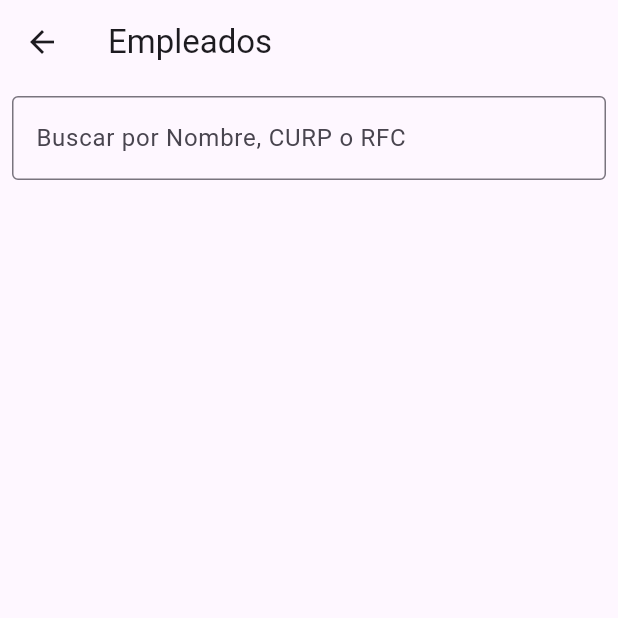
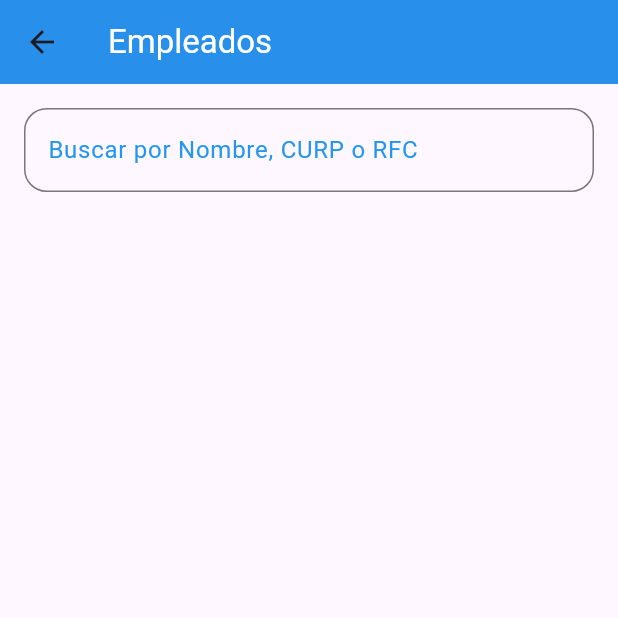
Before and after one commit to Frannqz/Timbox, a Flutter app: the EmployeesScreen screen opened by its route, on a phone screen of 412 x 824 dp, the top half of it. Run offline on Flutter 3.47's test engine with Material 3 defaults, Android fonts, the phone set to English and light mode, and no system bars; our stand-ins replace file_picker, shared_preferences; accounts and stored records are empty.

Commit message:
Ajuste a la interfaz employees

```diff
--- a/frontendtimbox/lib/employees_screen.dart
+++ b/frontendtimbox/lib/employees_screen.dart
@@ -79,42 +79,63 @@ class _EmployeesScreenState extends State<EmployeesScreen> {
   Widget build(BuildContext context) {
     return Scaffold(
       appBar: AppBar(
-        title: const Text('Empleados'),
+        title: const Text(
+          'Empleados',
+          style: TextStyle(color: Colors.white),
         ),
-      body: Column(
+        backgroundColor: Colors.blue,
+        elevation: 5,
+      ),
+      body: Padding(
+        padding: const EdgeInsets.all(16.0),
+        child: Column(
           children: [
-          Padding(
-            padding: const EdgeInsets.all(8.0),
-            child: TextField(
+            TextField(
               controller: _searchController,
-              decoration: const InputDecoration(
+              decoration: InputDecoration(
                 labelText: 'Buscar por Nombre, CURP o RFC',
-                border: OutlineInputBorder(),
+                labelStyle: const TextStyle(color: Colors.blue),
+                hintText: 'Introduce el nombre, CURP o RFC del colaborador...',
+                border: OutlineInputBorder(
+                  borderRadius: BorderRadius.circular(15),
+                ),
+                focusedBorder: OutlineInputBorder(
+                  borderRadius: BorderRadius.circular(15),
+                  borderSide: const BorderSide(color: Colors.blue, width: 2),
+                ),
               ),
               onChanged: _filterCollaborators,
             ),
-          ),
+            const SizedBox(height: 20),
+            // Lista de colaboradores
             Expanded(
               child: ListView.builder(
                 itemCount: _filteredCollaborators.length,
                 itemBuilder: (context, index) {
                   final collaborator = _filteredCollaborators[index];
-                return ListTile(
-                  title: Text(collaborator.nombre),
+                  return Card(
+                    margin: const EdgeInsets.symmetric(vertical: 8),
+                    elevation: 3,
+                    shape: RoundedRectangleBorder(
+                      borderRadius: BorderRadius.circular(15),
+                    ),
+                    child: ListTile(
+                      contentPadding: const EdgeInsets.all(16),
+                      title: Text(
+                        collaborator.nombre,
+                        style: const TextStyle(
+                          fontSize: 18,
+                          fontWeight: FontWeight.bold,
+                        ),
+                      ),
                       subtitle: Text(
-                      'CURP: ${collaborator.curp} | RFC: ${collaborator.rfc}'),
-                  trailing: Row(
-                    mainAxisSize: MainAxisSize.min,
-                    children: [
-                      IconButton(
-                        icon: const Icon(Icons.edit),
-                        onPressed: () {},
+                        'CURP: ${collaborator.curp} | RFC: ${collaborator.rfc}',
+                        style: const TextStyle(fontSize: 14),
                       ),
-                      IconButton(
-                        icon: const Icon(Icons.delete),
+                      trailing: IconButton(
+                        icon: const Icon(Icons.delete, color: Colors.red),
                         onPressed: () => _deleteCollaborator(collaborator.id),
                       ),
-                    ],
                     ),
                   );
                 },
@@ -122,6 +143,7 @@ class _EmployeesScreenState extends State<EmployeesScreen> {
             ),
           ],
         ),
+      ),
     );
   }
 }
```
Lines whose indentation alone changed are shown as unchanged.
